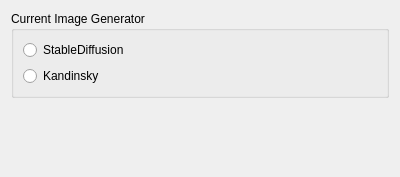
This is src/airunner/widgets/image_generator_preferences/templates/image_generator_preferences.ui in Capsize-Games/airunner as Qt 5 draws it before an edit. The edited form follows.
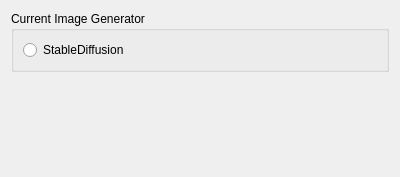
This is the edited form.

```diff
--- a/src/airunner/widgets/image_generator_preferences/templates/image_generator_preferences.ui
+++ b/src/airunner/widgets/image_generator_preferences/templates/image_generator_preferences.ui
@@ -27,13 +27,6 @@
         </property>
        </widget>
       </item>
-      <item row="1" column="0">
-       <widget class="QRadioButton" name="kandinsky">
-        <property name="text">
-         <string>Kandinsky</string>
-        </property>
-       </widget>
-      </item>
      </layout>
     </widget>
    </item>
```
Left out of the diff: 16 changed lines with no effect on the pictures.
